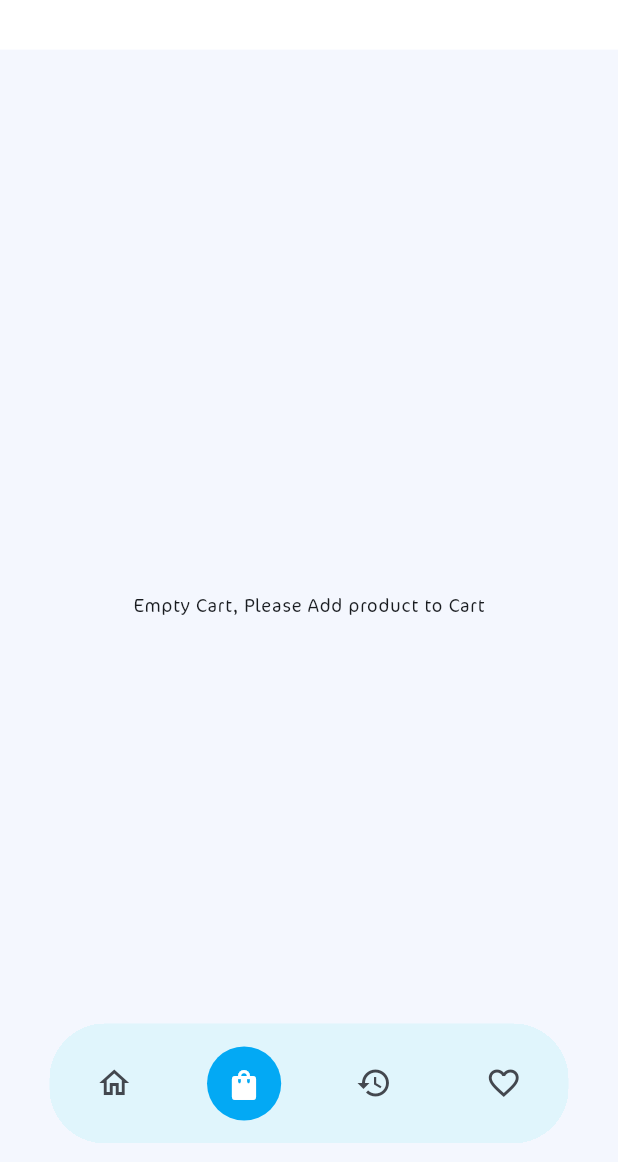
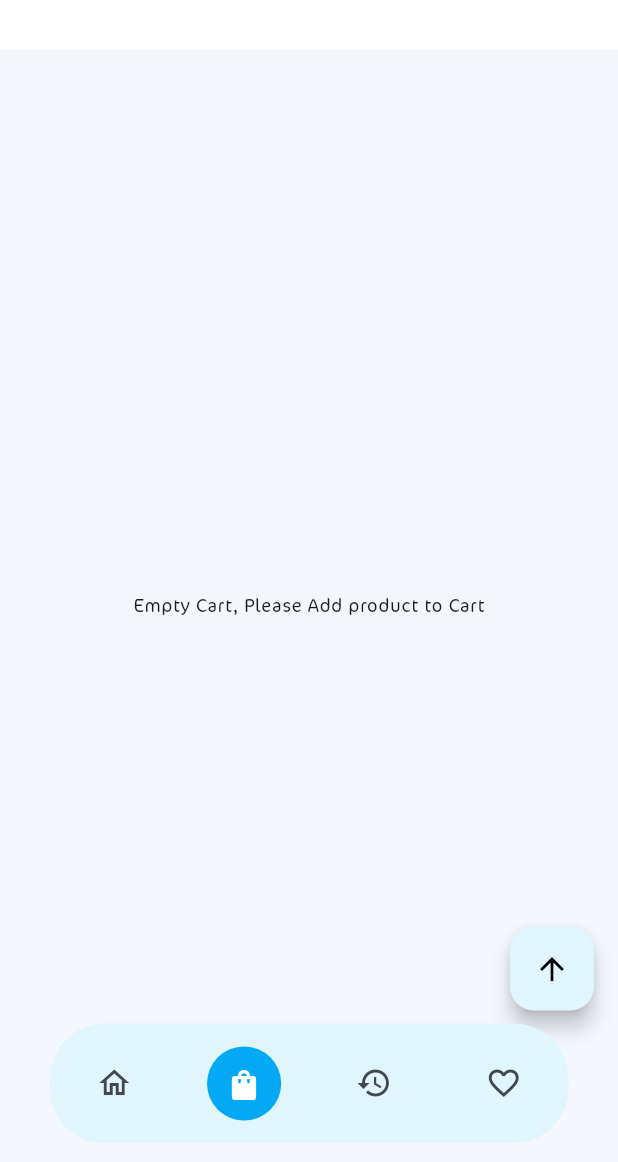
Before and after one commit to AHNXD/ecommerce_app, a Flutter app: the screen it shows after launch, item 2 of the bottom bar chosen, on a phone screen of 412 x 824 dp, the part 74-1236 px from its top. Run offline on Flutter 3.47's test engine with Material 3 defaults, Android fonts, the phone set to English and light mode, and no system bars; our stand-ins replace animate_do, awesome_dialog, bloc, cached_network_image, carousel_slider, dio and 12 more; missing offline and left inert: phone_form_field, restart_app; network calls fail; project files that could hold a hidden picture were left out.

Commit message:
add float button

```diff
--- a/lib/Future/Home/Pages/cart_screen1.dart
+++ b/lib/Future/Home/Pages/cart_screen1.dart
@@ -19,7 +19,12 @@ class CartScreen1 extends StatefulWidget {
 class _CartScreenState extends State<CartScreen1> {
   @override
   Widget build(BuildContext context) {
+    final ScrollController scrollController = ScrollController();
     return Scaffold(
+      floatingActionButton: Padding(
+        padding: const EdgeInsets.only(bottom: 85.0),
+        child: ScrollToTopButton(scrollController: scrollController),
+      ),
       backgroundColor: AppColors.backgroundColor,
       appBar: PreferredSize(
         preferredSize: Size(double.infinity, 10.h),
@@ -45,9 +50,15 @@ class _CartScreenState extends State<CartScreen1> {
               child: Text("empty_cart".tr(context)),
             );
           } else if (state is CartRefreshState) {
-            return CartListViewItem(l: state.loadedporduct);
+            return CartListViewItem(
+              l: state.loadedporduct,
+              scrollController: scrollController,
+            );
           } else if (state is RemvoeFromCartState) {
-            return CartListViewItem(l: state.porducts);
+            return CartListViewItem(
+              l: state.porducts,
+              scrollController: scrollController,
+            );
           } else if (state is CartLoadingState) {
             return const Center(
               child: CircularProgressIndicator(),
@@ -58,7 +69,10 @@ class _CartScreenState extends State<CartScreen1> {
                 onPressed:
                     context.read<CartCubit>().refreshCartOnLanguageChange);
           } else {
-            return CartListViewItem(l: l);
+            return CartListViewItem(
+              l: l,
+              scrollController: scrollController,
+            );
           }
         },
       ),
@@ -70,14 +84,17 @@ class CartListViewItem extends StatelessWidget {
   const CartListViewItem({
     super.key,
     required this.l,
+    required this.scrollController,
   });
 
   final List<MainProduct> l;
-
+  final ScrollController scrollController;
   @override
   Widget build(BuildContext context) {
-    return Padding(
-      padding: const EdgeInsets.all(20.0),
+    return SingleChildScrollView(
+      controller: scrollController,
+      child: Padding(
+        padding: EdgeInsets.symmetric(horizontal: 5.w, vertical: 1.h),
         child: Column(
           children: [
             CheckOutBox(
@@ -86,8 +103,8 @@ class CartListViewItem extends StatelessWidget {
             const SizedBox(
               height: 10,
             ),
-          Expanded(
-            child: ListView.builder(
+            ListView.builder(
+              physics: const NeverScrollableScrollPhysics(),
               shrinkWrap: true,
               itemCount: l.length,
               itemBuilder: (context, index) => CartTile(
@@ -108,9 +125,36 @@ class CartListViewItem extends StatelessWidget {
                 },
               ),
             ),
+          ],
         ),
-        ],
       ),
     );
   }
 }
+
+class ScrollToTopButton extends StatelessWidget {
+  final ScrollController scrollController;
+
+  const ScrollToTopButton({super.key, required this.scrollController});
+
+  void _scrollToTop() {
+    scrollController.animateTo(
+      0.0,
+      duration: const Duration(seconds: 1),
+      curve: Curves.easeInOut,
+    );
+  }
+
+  @override
+  Widget build(BuildContext context) {
+    return FloatingActionButton(
+      backgroundColor: AppColors.navBarColor,
+      onPressed: _scrollToTop,
+      tooltip: 'Scroll to Top',
+      child: const Icon(
+        Icons.arrow_upward,
+        color: Colors.black,
+      ),
+    );
+  }
+}
```
Lines whose indentation alone changed are shown as unchanged.
